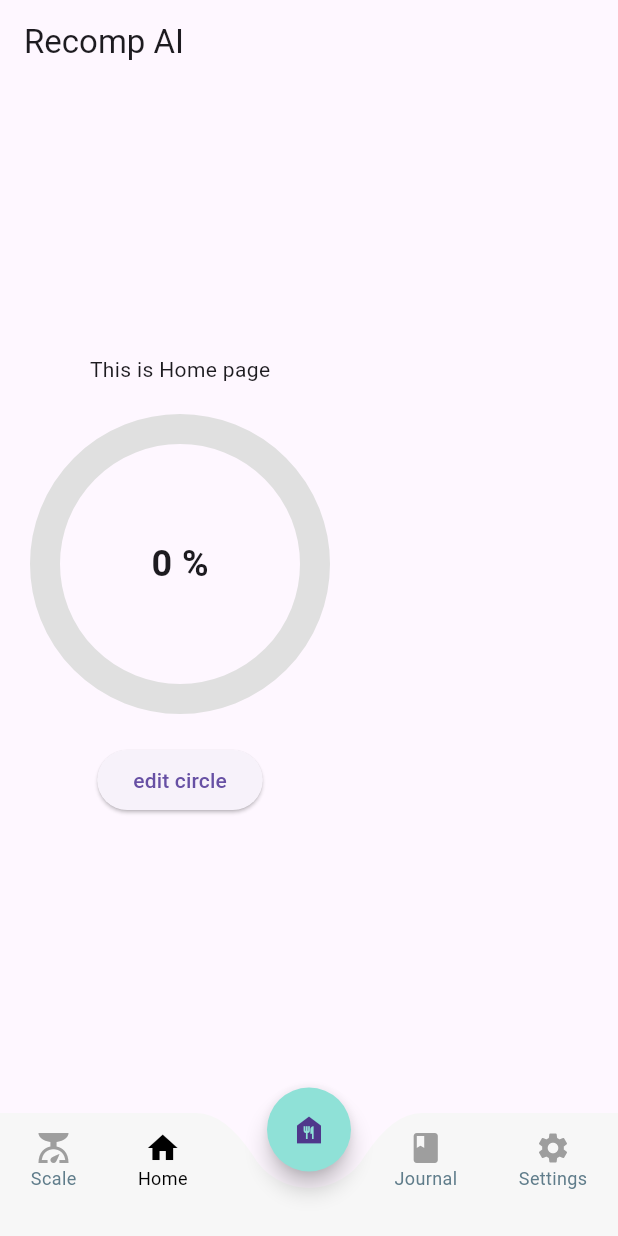
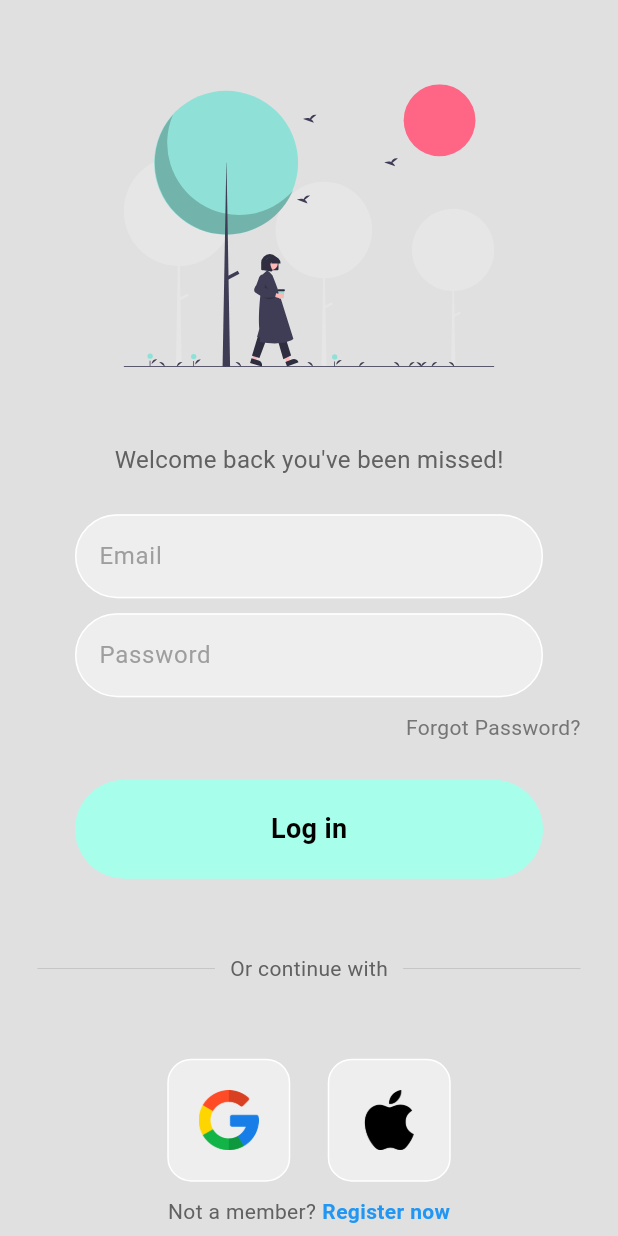
Before and after one commit to Teodor310/Recomp-App, a Flutter app: the screen it shows after launch, on a phone screen of 412 x 824 dp. Run offline on Flutter 3.47's test engine with Material 3 defaults, Android fonts, the phone set to English and light mode, and no system bars; our stand-ins replace firebase_auth, firebase_core, flutter_svg; missing offline and left inert: dart:ffi; accounts and stored records are empty.

Commit message:
login page first commit

```diff
--- a/lib/main.dart
+++ b/lib/main.dart
@@ -1,9 +1,15 @@
 import 'dart:ffi';
 
 import 'package:flutter/material.dart';
+import 'package:recomp_ai/views/pages/auth_page.dart';
 import 'package:recomp_ai/views/widget_tree.dart';
+import 'package:recomp_ai/views/pages/login_page.dart';
+import 'package:firebase_core/firebase_core.dart';
+import 'firebase_options.dart';
 
-void main() {
+void main() async {
+  WidgetsFlutterBinding.ensureInitialized();
+  await Firebase.initializeApp(options: DefaultFirebaseOptions.currentPlatform);
   runApp(const MyApp());
 }
 
@@ -17,6 +23,6 @@
 class _MyAppState extends State<MyApp> {
   @override
   Widget build(BuildContext context) {
-    return MaterialApp(debugShowCheckedModeBanner: false, home: WidgetTree());
+    return MaterialApp(debugShowCheckedModeBanner: false, home: AuthPage());
   }
 }
--- /dev/null
+++ b/lib/views/pages/auth_page.dart
@@ -0,0 +1,27 @@
+import 'package:flutter/material.dart';
+import 'package:recomp_ai/views/pages/login_page.dart';
+import 'package:firebase_auth/firebase_auth.dart';
+import 'package:recomp_ai/views/widget_tree.dart';
+
+class AuthPage extends StatelessWidget {
+  const AuthPage({super.key});
+
+  @override
+  Widget build(BuildContext context) {
+    return Scaffold(
+      body: StreamBuilder<User?>(
+        stream: FirebaseAuth.instance.authStateChanges(),
+        builder: (context, snapshot) {
+          // if user is logged in
+          if (snapshot.hasData) {
+            return WidgetTree();
+          }
+          // if user is not logged in
+          else {
+            return LoginPage();
+          }
+        },
+      ),
+    );
+  }
+}
--- a/lib/views/pages/home_page.dart
+++ b/lib/views/pages/home_page.dart
@@ -1,3 +1,4 @@
+import 'package:firebase_auth/firebase_auth.dart';
 import 'package:flutter/material.dart';
 import 'dart:math';
 
@@ -20,11 +21,19 @@
     });
   }
 
+  // signUserOut
+  void signUserOut() {
+    FirebaseAuth.instance.signOut();
+  }
+
   @override
   Widget build(BuildContext context) {
     final displayPercentage = (percentage * 100).clamp(0, 100).round();
 
     return Scaffold(
+      appBar: AppBar(
+        actions: [IconButton(onPressed: signUserOut, icon: Icon(Icons.logout))],
+      ),
       body: Padding(
         padding: const EdgeInsets.all(20.0),
         child: Column(
--- /dev/null
+++ b/lib/views/pages/login_page.dart
@@ -0,0 +1,199 @@
+import 'package:firebase_auth/firebase_auth.dart';
+import 'package:firebase_core/firebase_core.dart';
+import 'package:flutter/material.dart';
+import 'package:recomp_ai/views/widgets/log_button.dart';
+import 'package:recomp_ai/views/widgets/log_textfield.dart';
+import 'package:recomp_ai/views/widgets/log_squaretile.dart';
+import 'package:flutter_svg/flutter_svg.dart';
+
+class LoginPage extends StatefulWidget {
+  const LoginPage({super.key});
+
+  @override
+  State<LoginPage> createState() => _LoginPageState();
+}
+
+class _LoginPageState extends State<LoginPage> {
+  final TextEditingController emailController = TextEditingController();
+  final TextEditingController passwordController = TextEditingController();
+
+  bool isLoading = false;
+
+  // showErrorMessage popup
+  void showErrorMessage(String message) {
+    showDialog(
+      context: context,
+      builder:
+          (context) => AlertDialog(
+            title: const Text('Login Error'),
+            content: Text(message),
+          ),
+    );
+  }
+
+  // Sign in method
+  void signUserIn() async {
+    // show loading circle
+    showDialog(
+      context: context,
+      barrierDismissible: false, // prevent dismissing by tapping outside
+      builder: (context) {
+        return const Center(child: CircularProgressIndicator());
+      },
+    );
+
+    try {
+      await FirebaseAuth.instance.signInWithEmailAndPassword(
+        email: emailController.text.trim(),
+        password: passwordController.text.trim(),
+      );
+      Navigator.pop(context); // close loading dialog on success
+    } on FirebaseAuthException catch (e) {
+      Navigator.pop(context); // close loading dialog on failure
+
+      if (e.code == 'user-not-found') {
+        showErrorMessage('No user found for that email.');
+      } else if (e.code == 'wrong-password') {
+        showErrorMessage('Incorrect password. Please try again.');
+      } else {
+        showErrorMessage('Login failed. ${e.message}');
+      }
+    } catch (e) {
+      Navigator.pop(context); // close loading dialog on unexpected error
+      showErrorMessage('An unexpected error occurred.');
+    }
+  }
+
+  @override
+  void dispose() {
+    emailController.dispose();
+    passwordController.dispose();
+    super.dispose();
+  }
+
+  @override
+  Widget build(BuildContext context) {
+    return Scaffold(
+      backgroundColor: Colors.grey[300],
+      body: SafeArea(
+        child: Center(
+          child: SingleChildScrollView(
+            // makes sure UI doesn't overflow
+            padding: const EdgeInsets.symmetric(horizontal: 25),
+            child: Column(
+              mainAxisAlignment: MainAxisAlignment.center,
+              children: [
+                const SizedBox(height: 50),
+
+                // logo
+                SvgPicture.asset(
+                  'assets/images/login.svg',
+                  width: MediaQuery.of(context).size.width * 0.6,
+                  fit: BoxFit.contain,
+                ),
+
+                const SizedBox(height: 50),
+
+                // welcome message
+                Text(
+                  'Welcome back you\'ve been missed!',
+                  style: TextStyle(color: Colors.grey[700], fontSize: 16),
+                ),
+
+                const SizedBox(height: 25),
+
+                // username field
+                MyTextField(
+                  controller: emailController,
+                  hintText: 'Email',
+                  obscureText: false,
+                ),
+
+                const SizedBox(height: 10),
+
+                // password field
+                MyTextField(
+                  controller: passwordController,
+                  hintText: 'Password',
+                  obscureText: true,
+                ),
+
+                const SizedBox(height: 10),
+
+                // forgot password
+                Row(
+                  mainAxisAlignment: MainAxisAlignment.end,
+                  children: [
+                    Text(
+                      'Forgot Password?',
+                      style: TextStyle(color: Colors.grey[600]),
+                    ),
+                  ],
+                ),
+
+                const SizedBox(height: 25),
+
+                // sign in button or loader
+                MyButton(onTap: signUserIn),
+
+                const SizedBox(height: 50),
+
+                // or continue with
+                Row(
+                  children: [
+                    Expanded(
+                      child: Divider(thickness: 0.5, color: Colors.grey[400]),
+                    ),
+                    Padding(
+                      padding: const EdgeInsets.symmetric(horizontal: 10.0),
+                      child: Text(
+                        'Or continue with',
+                        style: TextStyle(color: Colors.grey[700]),
+                      ),
+                    ),
+                    Expanded(
+                      child: Divider(thickness: 0.5, color: Colors.grey[400]),
+                    ),
+                  ],
+                ),
+
+                const SizedBox(height: 50),
+
+                // social buttons
+                Row(
+                  mainAxisAlignment: MainAxisAlignment.center,
+                  children: const [
+                    SquareTile(imagePath: 'assets/images/google.png'),
+                    SizedBox(width: 25),
+                    SquareTile(imagePath: 'assets/images/apple.png'),
+                  ],
+                ),
+
+                const SizedBox(height: 10),
+
+                // register
+                Row(
+                  mainAxisAlignment: MainAxisAlignment.center,
+                  children: [
+                    Text(
+                      'Not a member?',
+                      style: TextStyle(color: Colors.grey[700]),
+                    ),
+                    const SizedBox(width: 4),
+                    const Text(
+                      'Register now',
+                      style: TextStyle(
+                        color: Colors.blue,
+                        fontWeight: FontWeight.bold,
+                      ),
+                    ),
+                  ],
+                ),
+              ],
+            ),
+          ),
+        ),
+      ),
+    );
+  }
+}
--- /dev/null
+++ b/lib/views/widgets/log_button.dart
@@ -0,0 +1,32 @@
+import 'package:flutter/material.dart';
+
+class MyButton extends StatelessWidget {
+  final Function()? onTap;
+
+  const MyButton({super.key, required this.onTap});
+
+  @override
+  Widget build(BuildContext context) {
+    return GestureDetector(
+      onTap: onTap,
+      child: Container(
+        padding: const EdgeInsets.symmetric(vertical: 20, horizontal: 40),
+        margin: const EdgeInsets.symmetric(horizontal: 25),
+        decoration: BoxDecoration(
+          color: Colors.tealAccent.shade100, // Light teal color
+          borderRadius: BorderRadius.circular(50), // Pill shape
+        ),
+        child: const Center(
+          child: Text(
+            "Log in",
+            style: TextStyle(
+              color: Colors.black, // Black text
+              fontWeight: FontWeight.bold,
+              fontSize: 18,
+            ),
+          ),
+        ),
+      ),
+    );
+  }
+}
--- /dev/null
+++ b/lib/views/widgets/log_squaretile.dart
@@ -0,0 +1,19 @@
+import 'package:flutter/material.dart';
+
+class SquareTile extends StatelessWidget {
+  final String imagePath;
+  const SquareTile({super.key, required this.imagePath});
+
+  @override
+  Widget build(BuildContext context) {
+    return Container(
+      padding: EdgeInsets.all(20),
+      decoration: BoxDecoration(
+        border: Border.all(color: Colors.white),
+        borderRadius: BorderRadius.circular(16),
+        color: Colors.grey[200],
+      ),
+      child: Image.asset(imagePath, height: 40),
+    );
+  }
+}
--- /dev/null
+++ b/lib/views/widgets/log_textfield.dart
@@ -0,0 +1,39 @@
+import 'package:flutter/material.dart';
+
+class MyTextField extends StatelessWidget {
+  final controller;
+  final String hintText;
+  final bool obscureText;
+
+  const MyTextField({
+    super.key,
+    required this.controller,
+    required this.hintText,
+    required this.obscureText,
+  });
+
+  @override
+  Widget build(BuildContext context) {
+    return Padding(
+      padding: const EdgeInsets.symmetric(horizontal: 25.0),
+      child: TextField(
+        controller: controller,
+        obscureText: obscureText,
+        decoration: InputDecoration(
+          enabledBorder: OutlineInputBorder(
+            borderRadius: BorderRadius.circular(50),
+            borderSide: BorderSide(color: Colors.white),
+          ),
+          focusedBorder: OutlineInputBorder(
+            borderRadius: BorderRadius.circular(50),
+            borderSide: BorderSide(color: Colors.grey.shade400),
+          ),
+          fillColor: Colors.grey.shade200,
+          filled: true,
+          hintText: hintText,
+          hintStyle: TextStyle(color: Colors.grey[500]),
+        ),
+      ),
+    );
+  }
+}
--- a/pubspec.yaml
+++ b/pubspec.yaml
@@ -30,10 +30,13 @@
 dependencies:
   flutter:
     sdk: flutter
+  flutter_svg: ^2.0.7
 
   # The following adds the Cupertino Icons font to your application.
   # Use with the CupertinoIcons class for iOS style icons.
   cupertino_icons: ^1.0.8
+  firebase_core: ^3.13.1
+  firebase_auth: ^5.5.4
 
 dev_dependencies:
   flutter_test:
```
Also changed, not shown: assets/images/apple.png (added), assets/images/google.png (added), assets/images/login.svg (added), firebase.json (added), lib/firebase_options.dart (added), pubspec.lock, 6 other files.
